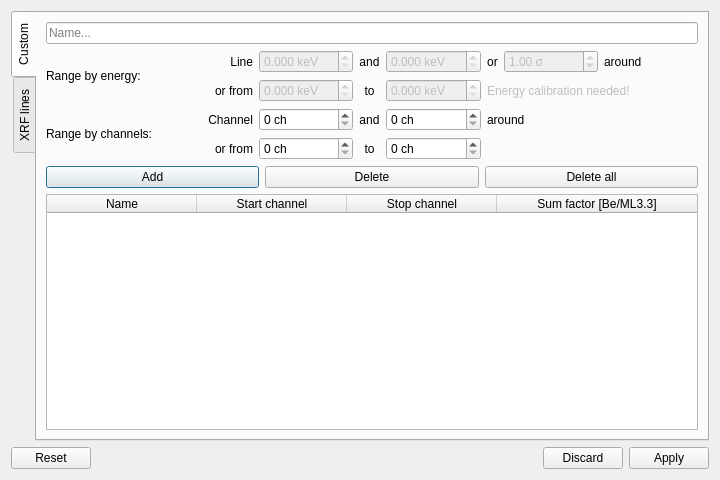
Old version of the form add_roi.ui in the repository pfilipl/PolyX-XRF-Data-Analyser.
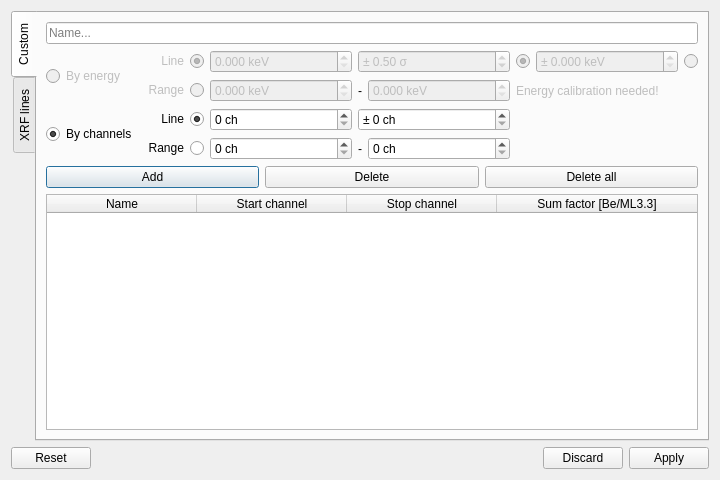
New version of the form. Custom widgets are drawn as their Qt base class.

Commit message: Checkboxes in add roi dialog

```diff
--- a/add_roi.ui
+++ b/add_roi.ui
@@ -38,29 +38,10 @@
       <layout class="QVBoxLayout" name="verticalLayout_2">
        <item>
         <layout class="QGridLayout" name="gridLayout_9">
-         <item row="1" column="7">
-          <widget class="QLabel" name="label_11">
-           <property name="enabled">
-            <bool>true</bool>
-           </property>
+         <item row="4" column="4">
+          <widget class="QSpinBox" name="spinBox_CustomStop">
            <property name="sizePolicy">
-            <sizepolicy hsizetype="Preferred" vsizetype="Preferred">
-             <horstretch>0</horstretch>
-             <verstretch>0</verstretch>
-            </sizepolicy>
-           </property>
-           <property name="mouseTracking">
-            <bool>true</bool>
-           </property>
-           <property name="text">
-            <string>around</string>
-           </property>
-          </widget>
-         </item>
-         <item row="4" column="2">
-          <widget class="QSpinBox" name="spinBox_CustomStart">
-           <property name="sizePolicy">
-            <sizepolicy hsizetype="Minimum" vsizetype="Fixed">
+            <sizepolicy hsizetype="MinimumExpanding" vsizetype="Fixed">
              <horstretch>0</horstretch>
              <verstretch>0</verstretch>
             </sizepolicy>
@@ -79,54 +60,13 @@
            </property>
           </widget>
          </item>
-         <item row="1" column="0" rowspan="2">
-          <widget class="QLabel" name="label_5">
-           <property name="enabled">
-            <bool>true</bool>
-           </property>
-           <property name="sizePolicy">
-            <sizepolicy hsizetype="Preferred" vsizetype="Fixed">
-             <horstretch>0</horstretch>
-             <verstretch>0</verstretch>
-            </sizepolicy>
-           </property>
-           <property name="mouseTracking">
-            <bool>true</bool>
-           </property>
-           <property name="text">
-            <string>Range by energy:</string>
-           </property>
-           <property name="alignment">
-            <set>Qt::AlignmentFlag::AlignLeading|Qt::AlignmentFlag::AlignLeft|Qt::AlignmentFlag::AlignVCenter</set>
-           </property>
-          </widget>
-         </item>
-         <item row="3" column="0" rowspan="2">
-          <widget class="QLabel" name="label_12">
-           <property name="sizePolicy">
-            <sizepolicy hsizetype="Preferred" vsizetype="Fixed">
-             <horstretch>0</horstretch>
-             <verstretch>0</verstretch>
-            </sizepolicy>
-           </property>
-           <property name="mouseTracking">
-            <bool>true</bool>
-           </property>
-           <property name="text">
-            <string>Range by channels:</string>
-           </property>
-           <property name="alignment">
-            <set>Qt::AlignmentFlag::AlignLeading|Qt::AlignmentFlag::AlignLeft|Qt::AlignmentFlag::AlignVCenter</set>
-           </property>
-          </widget>
-         </item>
          <item row="1" column="2">
           <widget class="QDoubleSpinBox" name="doubleSpinBox_CustomEnergyLine">
            <property name="enabled">
             <bool>false</bool>
            </property>
            <property name="sizePolicy">
-            <sizepolicy hsizetype="Minimum" vsizetype="Fixed">
+            <sizepolicy hsizetype="MinimumExpanding" vsizetype="Fixed">
              <horstretch>0</horstretch>
              <verstretch>0</verstretch>
             </sizepolicy>
@@ -151,338 +91,10 @@
            </property>
           </widget>
          </item>
-         <item row="2" column="5" colspan="3">
-          <widget class="QLabel" name="label_CustomWarning">
-           <property name="enabled">
-            <bool>false</bool>
-           </property>
-           <property name="mouseTracking">
-            <bool>true</bool>
-           </property>
-           <property name="text">
-            <string>Energy calibration needed!</string>
-           </property>
-          </widget>
-         </item>
-         <item row="2" column="3">
-          <widget class="QLabel" name="label_8">
-           <property name="enabled">
-            <bool>true</bool>
-           </property>
-           <property name="mouseTracking">
-            <bool>true</bool>
-           </property>
-           <property name="text">
-            <string>to</string>
-           </property>
-           <property name="alignment">
-            <set>Qt::AlignmentFlag::AlignCenter</set>
-           </property>
-          </widget>
-         </item>
-         <item row="3" column="1">
-          <widget class="QLabel" name="label_9">
-           <property name="mouseTracking">
-            <bool>true</bool>
-           </property>
-           <property name="text">
-            <string>Channel</string>
-           </property>
-           <property name="alignment">
-            <set>Qt::AlignmentFlag::AlignRight|Qt::AlignmentFlag::AlignTrailing|Qt::AlignmentFlag::AlignVCenter</set>
-           </property>
-          </widget>
-         </item>
-         <item row="1" column="3">
-          <widget class="QLabel" name="label_3">
-           <property name="enabled">
-            <bool>true</bool>
-           </property>
-           <property name="sizePolicy">
-            <sizepolicy hsizetype="Fixed" vsizetype="Preferred">
-             <horstretch>0</horstretch>
-             <verstretch>0</verstretch>
-            </sizepolicy>
-           </property>
-           <property name="mouseTracking">
-            <bool>true</bool>
-           </property>
-           <property name="text">
-            <string>and</string>
-           </property>
-           <property name="alignment">
-            <set>Qt::AlignmentFlag::AlignCenter</set>
-           </property>
-          </widget>
-         </item>
-         <item row="2" column="1">
-          <widget class="QLabel" name="label_7">
-           <property name="enabled">
-            <bool>true</bool>
-           </property>
-           <property name="mouseTracking">
-            <bool>true</bool>
-           </property>
-           <property name="text">
-            <string>or from</string>
-           </property>
-           <property name="alignment">
-            <set>Qt::AlignmentFlag::AlignRight|Qt::AlignmentFlag::AlignTrailing|Qt::AlignmentFlag::AlignVCenter</set>
-           </property>
-          </widget>
-         </item>
          <item row="3" column="2">
           <widget class="QSpinBox" name="spinBox_CustomLine">
            <property name="sizePolicy">
-            <sizepolicy hsizetype="Minimum" vsizetype="Fixed">
-             <horstretch>0</horstretch>
-             <verstretch>0</verstretch>
-            </sizepolicy>
-           </property>
-           <property name="mouseTracking">
-            <bool>true</bool>
-           </property>
-           <property name="suffix">
-            <string> ch</string>
-           </property>
-           <property name="maximum">
-            <number>4096</number>
-           </property>
-           <property name="stepType">
-            <enum>QAbstractSpinBox::StepType::AdaptiveDecimalStepType</enum>
-           </property>
-          </widget>
-         </item>
-         <item row="3" column="3">
-          <widget class="QLabel" name="label_13">
-           <property name="sizePolicy">
-            <sizepolicy hsizetype="Fixed" vsizetype="Preferred">
-             <horstretch>0</horstretch>
-             <verstretch>0</verstretch>
-            </sizepolicy>
-           </property>
-           <property name="mouseTracking">
-            <bool>true</bool>
-           </property>
-           <property name="text">
-            <string>and</string>
-           </property>
-           <property name="alignment">
-            <set>Qt::AlignmentFlag::AlignCenter</set>
-           </property>
-          </widget>
-         </item>
-         <item row="1" column="4">
-          <widget class="QDoubleSpinBox" name="doubleSpinBox_CustomEnergyWidth">
-           <property name="enabled">
-            <bool>false</bool>
-           </property>
-           <property name="sizePolicy">
-            <sizepolicy hsizetype="Minimum" vsizetype="Fixed">
-             <horstretch>0</horstretch>
-             <verstretch>0</verstretch>
-            </sizepolicy>
-           </property>
-           <property name="mouseTracking">
-            <bool>true</bool>
-           </property>
-           <property name="suffix">
-            <string> keV</string>
-           </property>
-           <property name="decimals">
-            <number>3</number>
-           </property>
-           <property name="maximum">
-            <double>20.000000000000000</double>
-           </property>
-           <property name="singleStep">
-            <double>0.001000000000000</double>
-           </property>
-           <property name="stepType">
-            <enum>QAbstractSpinBox::StepType::AdaptiveDecimalStepType</enum>
-           </property>
-           <property name="value">
-            <double>0.000000000000000</double>
-           </property>
-          </widget>
-         </item>
-         <item row="2" column="2">
-          <widget class="QDoubleSpinBox" name="doubleSpinBox_CustomEnergyStart">
-           <property name="enabled">
-            <bool>false</bool>
-           </property>
-           <property name="sizePolicy">
-            <sizepolicy hsizetype="Minimum" vsizetype="Fixed">
-             <horstretch>0</horstretch>
-             <verstretch>0</verstretch>
-            </sizepolicy>
-           </property>
-           <property name="mouseTracking">
-            <bool>true</bool>
-           </property>
-           <property name="suffix">
-            <string> keV</string>
-           </property>
-           <property name="decimals">
-            <number>3</number>
-           </property>
-           <property name="maximum">
-            <double>20.000000000000000</double>
-           </property>
-           <property name="singleStep">
-            <double>0.001000000000000</double>
-           </property>
-           <property name="stepType">
-            <enum>QAbstractSpinBox::StepType::AdaptiveDecimalStepType</enum>
-           </property>
-          </widget>
-         </item>
-         <item row="4" column="1">
-          <widget class="QLabel" name="label_15">
-           <property name="mouseTracking">
-            <bool>true</bool>
-           </property>
-           <property name="text">
-            <string>or from</string>
-           </property>
-           <property name="alignment">
-            <set>Qt::AlignmentFlag::AlignRight|Qt::AlignmentFlag::AlignTrailing|Qt::AlignmentFlag::AlignVCenter</set>
-           </property>
-          </widget>
-         </item>
-         <item row="3" column="5" colspan="3">
-          <widget class="QLabel" name="label_14">
-           <property name="sizePolicy">
-            <sizepolicy hsizetype="Preferred" vsizetype="Preferred">
-             <horstretch>0</horstretch>
-             <verstretch>0</verstretch>
-            </sizepolicy>
-           </property>
-           <property name="mouseTracking">
-            <bool>true</bool>
-           </property>
-           <property name="text">
-            <string>around</string>
-           </property>
-           <property name="alignment">
-            <set>Qt::AlignmentFlag::AlignLeading|Qt::AlignmentFlag::AlignLeft|Qt::AlignmentFlag::AlignVCenter</set>
-           </property>
-          </widget>
-         </item>
-         <item row="1" column="1">
-          <widget class="QLabel" name="label_6">
-           <property name="enabled">
-            <bool>true</bool>
-           </property>
-           <property name="mouseTracking">
-            <bool>true</bool>
-           </property>
-           <property name="text">
-            <string>Line</string>
-           </property>
-           <property name="alignment">
-            <set>Qt::AlignmentFlag::AlignRight|Qt::AlignmentFlag::AlignTrailing|Qt::AlignmentFlag::AlignVCenter</set>
-           </property>
-          </widget>
-         </item>
-         <item row="3" column="4">
-          <widget class="QSpinBox" name="spinBox_CustomWidth">
-           <property name="sizePolicy">
-            <sizepolicy hsizetype="Minimum" vsizetype="Fixed">
-             <horstretch>0</horstretch>
-             <verstretch>0</verstretch>
-            </sizepolicy>
-           </property>
-           <property name="mouseTracking">
-            <bool>true</bool>
-           </property>
-           <property name="suffix">
-            <string> ch</string>
-           </property>
-           <property name="maximum">
-            <number>2000</number>
-           </property>
-           <property name="singleStep">
-            <number>2</number>
-           </property>
-           <property name="stepType">
-            <enum>QAbstractSpinBox::StepType::AdaptiveDecimalStepType</enum>
-           </property>
-          </widget>
-         </item>
-         <item row="4" column="3">
-          <widget class="QLabel" name="label_16">
-           <property name="mouseTracking">
-            <bool>true</bool>
-           </property>
-           <property name="text">
-            <string>to</string>
-           </property>
-           <property name="alignment">
-            <set>Qt::AlignmentFlag::AlignCenter</set>
-           </property>
-          </widget>
-         </item>
-         <item row="1" column="5">
-          <widget class="QLabel" name="label_10">
-           <property name="enabled">
-            <bool>true</bool>
-           </property>
-           <property name="sizePolicy">
-            <sizepolicy hsizetype="Fixed" vsizetype="Preferred">
-             <horstretch>0</horstretch>
-             <verstretch>0</verstretch>
-            </sizepolicy>
-           </property>
-           <property name="mouseTracking">
-            <bool>true</bool>
-           </property>
-           <property name="text">
-            <string>or</string>
-           </property>
-           <property name="alignment">
-            <set>Qt::AlignmentFlag::AlignCenter</set>
-           </property>
-          </widget>
-         </item>
-         <item row="2" column="4">
-          <widget class="QDoubleSpinBox" name="doubleSpinBox_CustomEnergyStop">
-           <property name="enabled">
-            <bool>false</bool>
-           </property>
-           <property name="sizePolicy">
-            <sizepolicy hsizetype="Minimum" vsizetype="Fixed">
-             <horstretch>0</horstretch>
-             <verstretch>0</verstretch>
-            </sizepolicy>
-           </property>
-           <property name="mouseTracking">
-            <bool>true</bool>
-           </property>
-           <property name="suffix">
-            <string> keV</string>
-           </property>
-           <property name="decimals">
-            <number>3</number>
-           </property>
-           <property name="maximum">
-            <double>20.000000000000000</double>
-           </property>
-           <property name="singleStep">
-            <double>0.001000000000000</double>
-           </property>
-           <property name="stepType">
-            <enum>QAbstractSpinBox::StepType::AdaptiveDecimalStepType</enum>
-           </property>
-           <property name="value">
-            <double>0.000000000000000</double>
-           </property>
-          </widget>
-         </item>
-         <item row="4" column="4">
-          <widget class="QSpinBox" name="spinBox_CustomStop">
-           <property name="sizePolicy">
-            <sizepolicy hsizetype="Minimum" vsizetype="Fixed">
+            <sizepolicy hsizetype="MinimumExpanding" vsizetype="Fixed">
              <horstretch>0</horstretch>
              <verstretch>0</verstretch>
             </sizepolicy>
@@ -535,6 +147,28 @@
            </item>
           </layout>
          </item>
+         <item row="2" column="3">
+          <widget class="QLabel" name="label_8">
+           <property name="enabled">
+            <bool>true</bool>
+           </property>
+           <property name="sizePolicy">
+            <sizepolicy hsizetype="Fixed" vsizetype="Preferred">
+             <horstretch>0</horstretch>
+             <verstretch>0</verstretch>
+            </sizepolicy>
+           </property>
+           <property name="mouseTracking">
+            <bool>true</bool>
+           </property>
+           <property name="text">
+            <string>-</string>
+           </property>
+           <property name="alignment">
+            <set>Qt::AlignmentFlag::AlignCenter</set>
+           </property>
+          </widget>
+         </item>
          <item row="0" column="0" colspan="8">
           <widget class="QLineEdit" name="lineEdit_CustomName">
            <property name="mouseTracking">
@@ -545,16 +179,335 @@
            </property>
           </widget>
          </item>
+         <item row="4" column="2">
+          <widget class="QSpinBox" name="spinBox_CustomStart">
+           <property name="sizePolicy">
+            <sizepolicy hsizetype="MinimumExpanding" vsizetype="Fixed">
+             <horstretch>0</horstretch>
+             <verstretch>0</verstretch>
+            </sizepolicy>
+           </property>
+           <property name="mouseTracking">
+            <bool>true</bool>
+           </property>
+           <property name="suffix">
+            <string> ch</string>
+           </property>
+           <property name="maximum">
+            <number>4096</number>
+           </property>
+           <property name="stepType">
+            <enum>QAbstractSpinBox::StepType::AdaptiveDecimalStepType</enum>
+           </property>
+          </widget>
+         </item>
+         <item row="2" column="1">
+          <widget class="QRadioButton" name="radioButton_CustomEnergyRange">
+           <property name="enabled">
+            <bool>false</bool>
+           </property>
+           <property name="sizePolicy">
+            <sizepolicy hsizetype="Preferred" vsizetype="Fixed">
+             <horstretch>0</horstretch>
+             <verstretch>0</verstretch>
+            </sizepolicy>
+           </property>
+           <property name="layoutDirection">
+            <enum>Qt::LayoutDirection::RightToLeft</enum>
+           </property>
+           <property name="text">
+            <string>Range</string>
+           </property>
+           <property name="autoExclusive">
+            <bool>false</bool>
+           </property>
+          </widget>
+         </item>
+         <item row="1" column="1">
+          <widget class="QRadioButton" name="radioButton_CustomEnergyLine">
+           <property name="enabled">
+            <bool>false</bool>
+           </property>
+           <property name="sizePolicy">
+            <sizepolicy hsizetype="Preferred" vsizetype="Fixed">
+             <horstretch>0</horstretch>
+             <verstretch>0</verstretch>
+            </sizepolicy>
+           </property>
+           <property name="layoutDirection">
+            <enum>Qt::LayoutDirection::RightToLeft</enum>
+           </property>
+           <property name="text">
+            <string>Line</string>
+           </property>
+           <property name="checked">
+            <bool>true</bool>
+           </property>
+           <property name="autoExclusive">
+            <bool>false</bool>
+           </property>
+          </widget>
+         </item>
+         <item row="1" column="0" rowspan="2">
+          <widget class="QRadioButton" name="radioButton_CustomEnergy">
+           <property name="enabled">
+            <bool>false</bool>
+           </property>
+           <property name="sizePolicy">
+            <sizepolicy hsizetype="Preferred" vsizetype="Preferred">
+             <horstretch>0</horstretch>
+             <verstretch>0</verstretch>
+            </sizepolicy>
+           </property>
+           <property name="text">
+            <string>By energy</string>
+           </property>
+           <property name="autoExclusive">
+            <bool>false</bool>
+           </property>
+          </widget>
+         </item>
+         <item row="4" column="1">
+          <widget class="QRadioButton" name="radioButton_CustomRange">
+           <property name="sizePolicy">
+            <sizepolicy hsizetype="Preferred" vsizetype="Fixed">
+             <horstretch>0</horstretch>
+             <verstretch>0</verstretch>
+            </sizepolicy>
+           </property>
+           <property name="layoutDirection">
+            <enum>Qt::LayoutDirection::RightToLeft</enum>
+           </property>
+           <property name="text">
+            <string>Range</string>
+           </property>
+           <property name="autoExclusive">
+            <bool>false</bool>
+           </property>
+          </widget>
+         </item>
+         <item row="3" column="1">
+          <widget class="QRadioButton" name="radioButton_CustomLine">
+           <property name="sizePolicy">
+            <sizepolicy hsizetype="Preferred" vsizetype="Fixed">
+             <horstretch>0</horstretch>
+             <verstretch>0</verstretch>
+            </sizepolicy>
+           </property>
+           <property name="layoutDirection">
+            <enum>Qt::LayoutDirection::RightToLeft</enum>
+           </property>
+           <property name="text">
+            <string>Line</string>
+           </property>
+           <property name="checked">
+            <bool>true</bool>
+           </property>
+           <property name="autoExclusive">
+            <bool>false</bool>
+           </property>
+          </widget>
+         </item>
+         <item row="4" column="3">
+          <widget class="QLabel" name="label_16">
+           <property name="sizePolicy">
+            <sizepolicy hsizetype="Fixed" vsizetype="Preferred">
+             <horstretch>0</horstretch>
+             <verstretch>0</verstretch>
+            </sizepolicy>
+           </property>
+           <property name="mouseTracking">
+            <bool>true</bool>
+           </property>
+           <property name="text">
+            <string>-</string>
+           </property>
+           <property name="alignment">
+            <set>Qt::AlignmentFlag::AlignCenter</set>
+           </property>
+          </widget>
+         </item>
+         <item row="2" column="4">
+          <widget class="QDoubleSpinBox" name="doubleSpinBox_CustomEnergyStop">
+           <property name="enabled">
+            <bool>false</bool>
+           </property>
+           <property name="sizePolicy">
+            <sizepolicy hsizetype="MinimumExpanding" vsizetype="Fixed">
+             <horstretch>0</horstretch>
+             <verstretch>0</verstretch>
+            </sizepolicy>
+           </property>
+           <property name="mouseTracking">
+            <bool>true</bool>
+           </property>
+           <property name="suffix">
+            <string> keV</string>
+           </property>
+           <property name="decimals">
+            <number>3</number>
+           </property>
+           <property name="maximum">
+            <double>20.000000000000000</double>
+           </property>
+           <property name="singleStep">
+            <double>0.001000000000000</double>
+           </property>
+           <property name="stepType">
+            <enum>QAbstractSpinBox::StepType::AdaptiveDecimalStepType</enum>
+           </property>
+           <property name="value">
+            <double>0.000000000000000</double>
+           </property>
+          </widget>
+         </item>
+         <item row="2" column="2">
+          <widget class="QDoubleSpinBox" name="doubleSpinBox_CustomEnergyStart">
+           <property name="enabled">
+            <bool>false</bool>
+           </property>
+           <property name="sizePolicy">
+            <sizepolicy hsizetype="MinimumExpanding" vsizetype="Fixed">
+             <horstretch>0</horstretch>
+             <verstretch>0</verstretch>
+            </sizepolicy>
+           </property>
+           <property name="mouseTracking">
+            <bool>true</bool>
+           </property>
+           <property name="suffix">
+            <string> keV</string>
+           </property>
+           <property name="decimals">
+            <number>3</number>
+           </property>
+           <property name="maximum">
+            <double>20.000000000000000</double>
+           </property>
+           <property name="singleStep">
+            <double>0.001000000000000</double>
+           </property>
+           <property name="stepType">
+            <enum>QAbstractSpinBox::StepType::AdaptiveDecimalStepType</enum>
+           </property>
+          </widget>
+         </item>
+         <item row="3" column="0" rowspan="2">
+          <widget class="QRadioButton" name="radioButton_CustomChannel">
+           <property name="sizePolicy">
+            <sizepolicy hsizetype="Preferred" vsizetype="Preferred">
+             <horstretch>0</horstretch>
+             <verstretch>0</verstretch>
+            </sizepolicy>
+           </property>
+           <property name="text">
+            <string>By channels</string>
+           </property>
+           <property name="checked">
+            <bool>true</bool>
+           </property>
+           <property name="autoExclusive">
+            <bool>false</bool>
+           </property>
+          </widget>
+         </item>
+         <item row="2" column="5" colspan="3">
+          <widget class="QLabel" name="label_CustomWarning">
+           <property name="enabled">
+            <bool>false</bool>
+           </property>
+           <property name="mouseTracking">
+            <bool>true</bool>
+           </property>
+           <property name="text">
+            <string>Energy calibration needed!</string>
+           </property>
+          </widget>
+         </item>
+         <item row="3" column="3" colspan="2">
+          <widget class="QSpinBox" name="spinBox_CustomWidth">
+           <property name="sizePolicy">
+            <sizepolicy hsizetype="MinimumExpanding" vsizetype="Fixed">
+             <horstretch>0</horstretch>
+             <verstretch>0</verstretch>
+            </sizepolicy>
+           </property>
+           <property name="mouseTracking">
+            <bool>true</bool>
+           </property>
+           <property name="suffix">
+            <string> ch</string>
+           </property>
+           <property name="prefix">
+            <string>± </string>
+           </property>
+           <property name="maximum">
+            <number>2000</number>
+           </property>
+           <property name="singleStep">
+            <number>2</number>
+           </property>
+           <property name="stepType">
+            <enum>QAbstractSpinBox::StepType::AdaptiveDecimalStepType</enum>
+           </property>
+          </widget>
+         </item>
          <item row="1" column="6">
+          <widget class="QDoubleSpinBox" name="doubleSpinBox_CustomEnergyWidth">
+           <property name="enabled">
+            <bool>false</bool>
+           </property>
+           <property name="sizePolicy">
+            <sizepolicy hsizetype="MinimumExpanding" vsizetype="Fixed">
+             <horstretch>0</horstretch>
+             <verstretch>0</verstretch>
+            </sizepolicy>
+           </property>
+           <property name="mouseTracking">
+            <bool>true</bool>
+           </property>
+           <property name="prefix">
+            <string>± </string>
+           </property>
+           <property name="suffix">
+            <string> keV</string>
+           </property>
+           <property name="decimals">
+            <number>3</number>
+           </property>
+           <property name="maximum">
+            <double>20.000000000000000</double>
+           </property>
+           <property name="singleStep">
+            <double>0.001000000000000</double>
+           </property>
+           <property name="stepType">
+            <enum>QAbstractSpinBox::StepType::AdaptiveDecimalStepType</enum>
+           </property>
+           <property name="value">
+            <double>0.000000000000000</double>
+           </property>
+          </widget>
+         </item>
+         <item row="1" column="3" colspan="2">
           <widget class="QDoubleSpinBox" name="doubleSpinBox_CustomEnergySigmaWidth">
            <property name="enabled">
             <bool>false</bool>
            </property>
+           <property name="sizePolicy">
+            <sizepolicy hsizetype="MinimumExpanding" vsizetype="Fixed">
+             <horstretch>0</horstretch>
+             <verstretch>0</verstretch>
+            </sizepolicy>
+           </property>
+           <property name="prefix">
+            <string>± </string>
+           </property>
            <property name="suffix">
             <string> σ</string>
            </property>
            <property name="maximum">
-            <double>5.000000000000000</double>
+            <double>2.000000000000000</double>
            </property>
            <property name="singleStep">
             <double>0.010000000000000</double>
@@ -563,7 +516,48 @@
             <enum>QAbstractSpinBox::StepType::AdaptiveDecimalStepType</enum>
            </property>
            <property name="value">
-            <double>1.000000000000000</double>
+            <double>0.500000000000000</double>
+           </property>
+          </widget>
+         </item>
+         <item row="1" column="5">
+          <widget class="QRadioButton" name="radioButton_CustomEnergySigmaWidth">
+           <property name="enabled">
+            <bool>false</bool>
+           </property>
+           <property name="sizePolicy">
+            <sizepolicy hsizetype="Fixed" vsizetype="Fixed">
+             <horstretch>0</horstretch>
+             <verstretch>0</verstretch>
+            </sizepolicy>
+           </property>
+           <property name="text">
+            <string/>
+           </property>
+           <property name="checked">
+            <bool>true</bool>
+           </property>
+           <property name="autoExclusive">
+            <bool>false</bool>
+           </property>
+          </widget>
+         </item>
+         <item row="1" column="7">
+          <widget class="QRadioButton" name="radioButton_CustomEnergyWidth">
+           <property name="enabled">
+            <bool>false</bool>
+           </property>
+           <property name="sizePolicy">
+            <sizepolicy hsizetype="Fixed" vsizetype="Fixed">
+             <horstretch>0</horstretch>
+             <verstretch>0</verstretch>
+            </sizepolicy>
+           </property>
+           <property name="text">
+            <string/>
+           </property>
+           <property name="autoExclusive">
+            <bool>false</bool>
            </property>
           </widget>
          </item>
```
Left out of the diff: 39 changed lines with no effect on the pictures. The commit also changes 4 other files.
